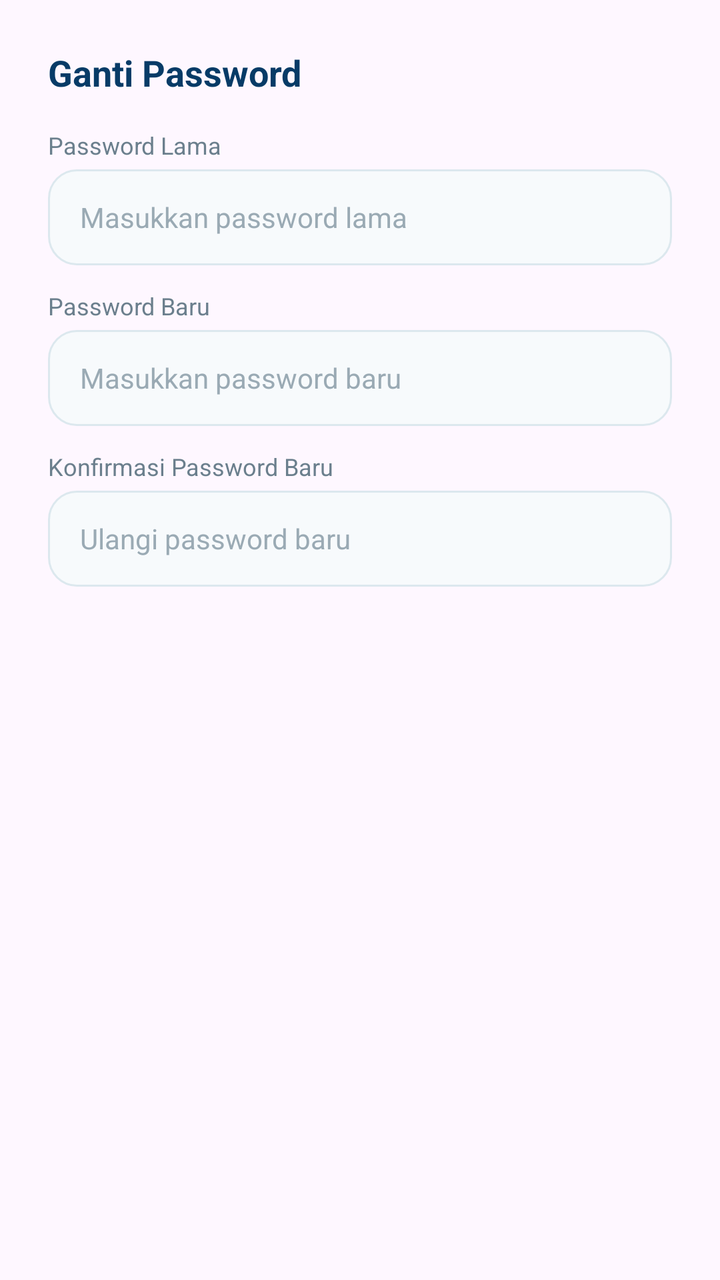
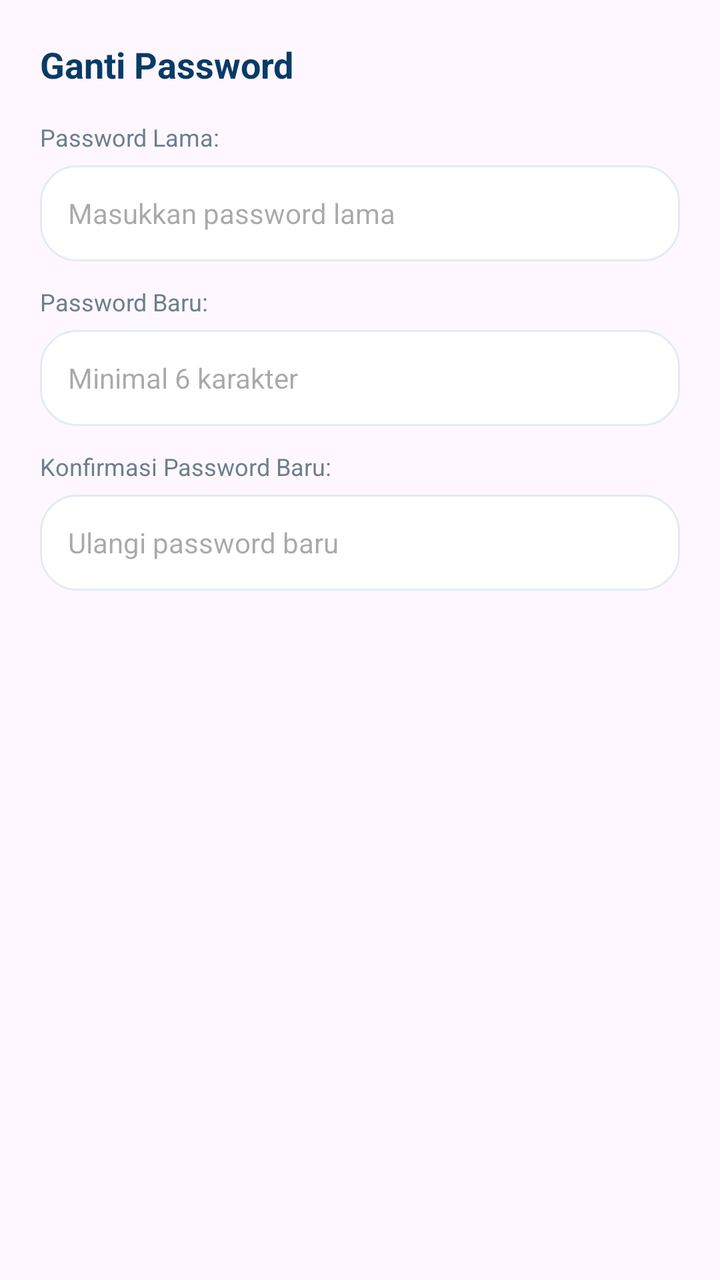

An Android layout rendered at two revisions. The XML below is the earlier revision; the diff shows what the commit changed to produce the second picture.
<!-- AndroidManifest.xml: application theme Theme.SmartPondApp -->
<!-- res/layout/dialog_change_password.xml -->
<?xml version="1.0" encoding="utf-8"?>
<LinearLayout xmlns:android="http://schemas.android.com/apk/res/android"
    android:layout_width="match_parent"
    android:layout_height="wrap_content"
    android:orientation="vertical"
    android:padding="24dp">

    <TextView
        android:id="@+id/tvChangePasswordTitle"
        android:layout_width="wrap_content"
        android:layout_height="wrap_content"
        android:text="Ganti Password"
        android:textColor="@color/sp_navy"
        android:textSize="18sp"
        android:textStyle="bold" />

    <TextView
        android:layout_width="wrap_content"
        android:layout_height="wrap_content"
        android:layout_marginTop="16dp"
        android:text="Password Lama"
        android:textColor="@color/sp_muted"
        android:textSize="12sp" />

    <EditText
        android:id="@+id/etOldPassword"
        android:layout_width="match_parent"
        android:layout_height="48dp"
        android:layout_marginTop="4dp"
        android:background="@drawable/bg_input"
        android:hint="Masukkan password lama"
        android:importantForAutofill="no"
        android:inputType="textPassword"
        android:paddingHorizontal="16dp"
        android:textColor="@color/sp_navy"
        android:textColorHint="@color/sp_hint"
        android:textSize="14sp" />

    <TextView
        android:layout_width="wrap_content"
        android:layout_height="wrap_content"
        android:layout_marginTop="12dp"
        android:text="Password Baru"
        android:textColor="@color/sp_muted"
        android:textSize="12sp" />

    <EditText
        android:id="@+id/etNewPassword"
        android:layout_width="match_parent"
        android:layout_height="48dp"
        android:layout_marginTop="4dp"
        android:background="@drawable/bg_input"
        android:hint="Masukkan password baru"
        android:importantForAutofill="no"
        android:inputType="textPassword"
        android:paddingHorizontal="16dp"
        android:textColor="@color/sp_navy"
        android:textColorHint="@color/sp_hint"
        android:textSize="14sp" />

    <TextView
        android:layout_width="wrap_content"
        android:layout_height="wrap_content"
        android:layout_marginTop="12dp"
        android:text="Konfirmasi Password Baru"
        android:textColor="@color/sp_muted"
        android:textSize="12sp" />

    <EditText
        android:id="@+id/etConfirmPassword"
        android:layout_width="match_parent"
        android:layout_height="48dp"
        android:layout_marginTop="4dp"
        android:background="@drawable/bg_input"
        android:hint="Ulangi password baru"
        android:importantForAutofill="no"
        android:inputType="textPassword"
        android:paddingHorizontal="16dp"
        android:textColor="@color/sp_navy"
        android:textColorHint="@color/sp_hint"
        android:textSize="14sp" />

</LinearLayout>
<!-- resources referenced by this layout -->
<resources>
  <color name="sp_hint">#9AAAB4</color>
  <color name="sp_muted">#6B7F8D</color>
  <color name="sp_navy">#073B67</color>
  <!-- drawable bg_input (drawable) -->
  <?xml version="1.0" encoding="utf-8"?>
  <shape xmlns:android="http://schemas.android.com/apk/res/android">
      <solid android:color="#F7FAFC" />
      <corners android:radius="14dp" />
      <stroke android:width="1dp" android:color="#DCE8EE" />
  </shape>
  <style name="Theme.SmartPondApp" parent="Base.Theme.SmartPondApp" />
  <style name="Base.Theme.SmartPondApp" parent="Theme.Material3.DayNight.NoActionBar">
          
          
      </style>
</resources>

<!-- the commit's change to res/layout/dialog_change_password.xml (unified diff, before → after) -->
@@ -3,10 +3,9 @@
     android:layout_width="match_parent"
     android:layout_height="wrap_content"
     android:orientation="vertical"
-    android:padding="24dp">
+    android:padding="20dp">
 
     <TextView
-        android:id="@+id/tvChangePasswordTitle"
         android:layout_width="wrap_content"
         android:layout_height="wrap_content"
         android:text="Ganti Password"
@@ -18,7 +17,7 @@
         android:layout_width="wrap_content"
         android:layout_height="wrap_content"
         android:layout_marginTop="16dp"
-        android:text="Password Lama"
+        android:text="Password Lama:"
         android:textColor="@color/sp_muted"
         android:textSize="12sp" />
 
@@ -26,21 +25,18 @@
         android:id="@+id/etOldPassword"
         android:layout_width="match_parent"
         android:layout_height="48dp"
-        android:layout_marginTop="4dp"
-        android:background="@drawable/bg_input"
+        android:layout_marginTop="6dp"
+        android:background="@drawable/bg_card_rounded"
         android:hint="Masukkan password lama"
-        android:importantForAutofill="no"
         android:inputType="textPassword"
-        android:paddingHorizontal="16dp"
-        android:textColor="@color/sp_navy"
-        android:textColorHint="@color/sp_hint"
+        android:paddingHorizontal="14dp"
         android:textSize="14sp" />
 
     <TextView
         android:layout_width="wrap_content"
         android:layout_height="wrap_content"
         android:layout_marginTop="12dp"
-        android:text="Password Baru"
+        android:text="Password Baru:"
         android:textColor="@color/sp_muted"
         android:textSize="12sp" />
 
@@ -48,21 +44,18 @@
         android:id="@+id/etNewPassword"
         android:layout_width="match_parent"
         android:layout_height="48dp"
-        android:layout_marginTop="4dp"
-        android:background="@drawable/bg_input"
-        android:hint="Masukkan password baru"
-        android:importantForAutofill="no"
+        android:layout_marginTop="6dp"
+        android:background="@drawable/bg_card_rounded"
+        android:hint="Minimal 6 karakter"
         android:inputType="textPassword"
-        android:paddingHorizontal="16dp"
-        android:textColor="@color/sp_navy"
-        android:textColorHint="@color/sp_hint"
+        android:paddingHorizontal="14dp"
         android:textSize="14sp" />
 
     <TextView
         android:layout_width="wrap_content"
         android:layout_height="wrap_content"
         android:layout_marginTop="12dp"
-        android:text="Konfirmasi Password Baru"
+        android:text="Konfirmasi Password Baru:"
         android:textColor="@color/sp_muted"
         android:textSize="12sp" />
 
@@ -70,14 +63,11 @@
         android:id="@+id/etConfirmPassword"
         android:layout_width="match_parent"
         android:layout_height="48dp"
-        android:layout_marginTop="4dp"
-        android:background="@drawable/bg_input"
+        android:layout_marginTop="6dp"
+        android:background="@drawable/bg_card_rounded"
         android:hint="Ulangi password baru"
-        android:importantForAutofill="no"
         android:inputType="textPassword"
-        android:paddingHorizontal="16dp"
-        android:textColor="@color/sp_navy"
-        android:textColorHint="@color/sp_hint"
+        android:paddingHorizontal="14dp"
         android:textSize="14sp" />
 
 </LinearLayout>
<!-- resource entries referenced after the edit -->
@@ -1,16 +1,20 @@
 <!-- resources referenced by this layout -->
 <resources>
-  <color name="sp_hint">#9AAAB4</color>
   <color name="sp_muted">#6B7F8D</color>
   <color name="sp_navy">#073B67</color>
-  <!-- drawable bg_input (drawable) -->
+  <!-- drawable bg_card_rounded (drawable) -->
   <?xml version="1.0" encoding="utf-8"?>
-  <shape xmlns:android="http://schemas.android.com/apk/res/android">
-      <solid android:color="#F7FAFC" />
-      <corners android:radius="14dp" />
-      <stroke android:width="1dp" android:color="#DCE8EE" />
+  <shape xmlns:android="http://schemas.android.com/apk/res/android"
+      android:shape="rectangle">
+      <solid android:color="@color/sp_card_bg" />
+      <corners android:radius="18dp" />
+      <stroke
+          android:width="1dp"
+          android:color="@color/sp_card_stroke" />
   </shape>
   <style name="Theme.SmartPondApp" parent="Base.Theme.SmartPondApp" />
+  <color name="sp_card_bg">#FFFFFF</color>
+  <color name="sp_card_stroke">#E2ECF3</color>
   <style name="Base.Theme.SmartPondApp" parent="Theme.Material3.DayNight.NoActionBar">
           
           
